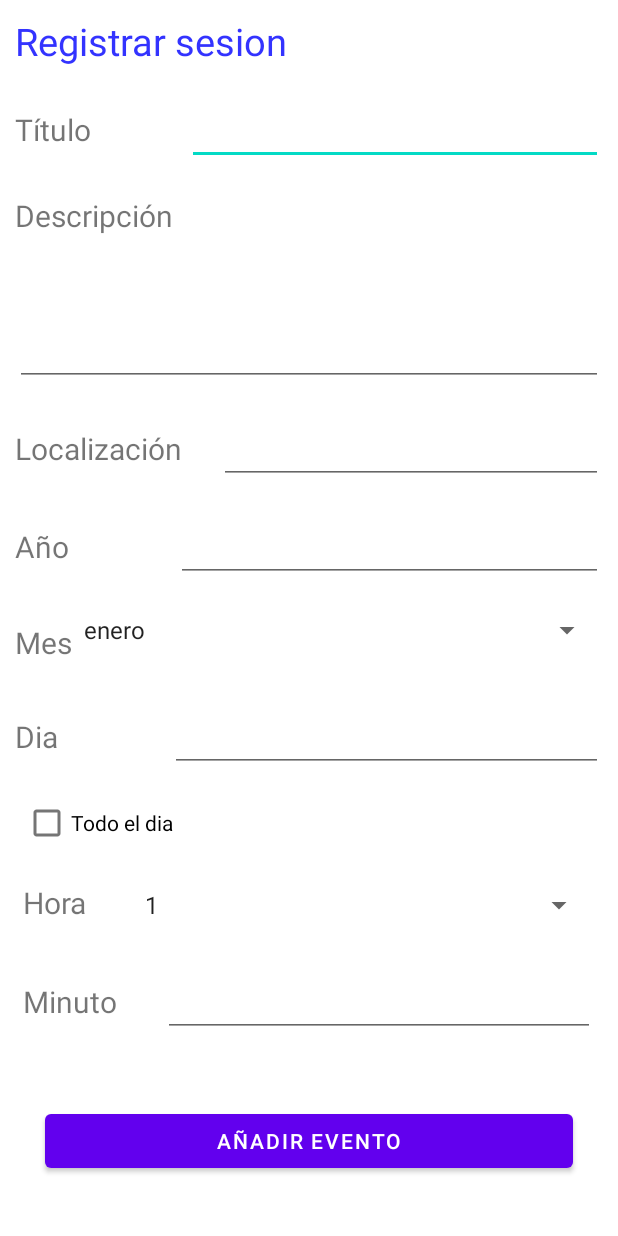
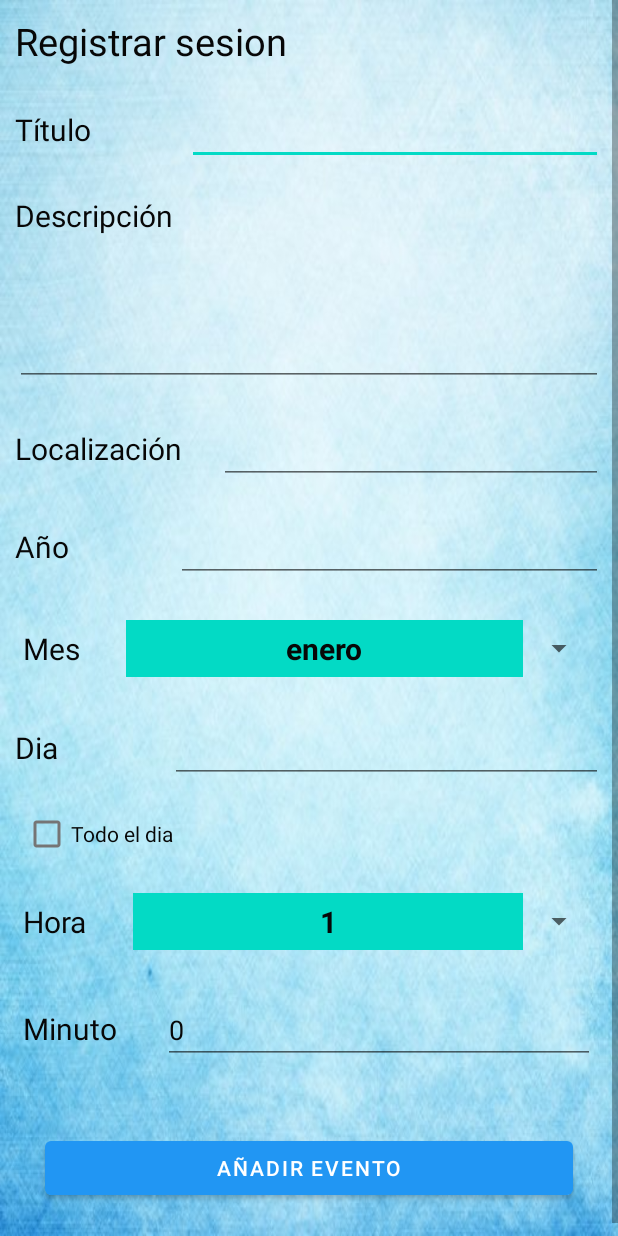
Before and after one commit to felix0821/Tutoria_App_ProyectoFinal_IDNP, an Android app: the fragment SessionFragmentView shown on its own in the app's theme, on a phone screen of 412 x 824 dp. Run offline under Robolectric (Android 15) with nearby library versions, the phone set to English and light mode, and no system bars.

Commit message:
Version Final Funcional

```diff
--- a/app/src/main/java/com/idnp/tutoria_proyecto_final_idnp/views/ForumFragmentView.java
+++ b/app/src/main/java/com/idnp/tutoria_proyecto_final_idnp/views/ForumFragmentView.java
@@ -102,6 +102,7 @@ public class ForumFragmentView extends Fragment implements Forum.View{
         sendButton = (Button) view.findViewById(R.id.sendButton);
         presenter = new ForumPresenter(this);
         session = getContext().getSharedPreferences("session", Context.MODE_PRIVATE);
+        recycler = (RecyclerView) view.findViewById(R.id.recyclerComments);
         presenter.chargePreferences(session);
 
         /*db.collection("forums").get()
--- a/app/src/main/java/com/idnp/tutoria_proyecto_final_idnp/views/SessionFragment.java
+++ b/app/src/main/java/com/idnp/tutoria_proyecto_final_idnp/views/SessionFragmentView.java
@@ -25,10 +25,10 @@ import java.util.Calendar;
 
 /**
  * A simple {@link Fragment} subclass.
- * Use the {@link SessionFragment#newInstance} factory method to
+ * Use the {@link SessionFragmentView#newInstance} factory method to
  * create an instance of this fragment.
  */
-public class SessionFragment extends Fragment {
+public class SessionFragmentView extends Fragment {
 
     // TODO: Rename parameter arguments, choose names that match
     // the fragment initialization parameters, e.g. ARG_ITEM_NUMBER
@@ -50,7 +50,7 @@ public class SessionFragment extends Fragment {
     EditText descripcion = null;
     EditText localizacion = null;
 
-    public SessionFragment() {
+    public SessionFragmentView() {
         // Required empty public constructor
     }
 
@@ -63,8 +63,8 @@ public class SessionFragment extends Fragment {
      * @return A new instance of fragment SessionFragment.
      */
     // TODO: Rename and change types and number of parameters
-    public static SessionFragment newInstance(String param1, String param2) {
-        SessionFragment fragment = new SessionFragment();
+    public static SessionFragmentView newInstance(String param1, String param2) {
+        SessionFragmentView fragment = new SessionFragmentView();
         Bundle args = new Bundle();
         args.putString(ARG_PARAM1, param1);
         args.putString(ARG_PARAM2, param2);
@@ -102,16 +102,17 @@ public class SessionFragment extends Fragment {
         localizacion = (EditText) view.findViewById(R.id.etLocation);
         agregar = (Button) view.findViewById(R.id.addSessionButton);
 
-        ArrayAdapter<CharSequence> adapmes = ArrayAdapter.createFromResource(getContext(), R.array.meses,android.R.layout.simple_spinner_item);
+        ArrayAdapter<CharSequence> adapmes = ArrayAdapter.createFromResource(getContext(), R.array.meses,  R.layout.spinner_item);
         mes.setAdapter(adapmes); //Llenar Spinner de mes
 
-        ArrayAdapter<CharSequence> adaphora = ArrayAdapter.createFromResource(getContext(), R.array.horas,android.R.layout.simple_spinner_item);
+        ArrayAdapter<CharSequence> adaphora = ArrayAdapter.createFromResource(getContext(), R.array.horas,  R.layout.spinner_item);
         hora.setAdapter(adaphora);//Llenar Spinner de horas
 
         agregar.setOnClickListener(new View.OnClickListener() {
 
             @Override
             public void onClick(View v) {
+
                 createSession();
             }
         });
@@ -151,7 +152,7 @@ public class SessionFragment extends Fragment {
             } catch (Exception e) {
                 año.setText("");
                 dia.setText("");
-                Toast.makeText(getActivity().getApplicationContext(), "Fecha Inválida", Toast.LENGTH_LONG).show();
+                Toast.makeText(getContext(), "Fecha Inválida", Toast.LENGTH_LONG).show();
             }
         }
 
--- a/app/src/main/res/drawable/diseno_botoncircular_inicio.xml
+++ b/app/src/main/res/drawable/diseno_botoncircular_inicio.xml
@@ -1,8 +1,8 @@
 <?xml version="1.0" encoding="utf-8"?>
 <shape xmlns:android="http://schemas.android.com/apk/res/android">
     <solid
-
         android:color="#2196F3"
+        android:textColor="#070707"
         />
     <corners
         android:radius="60dp"
--- a/app/src/main/res/layout/fragment_forum_view.xml
+++ b/app/src/main/res/layout/fragment_forum_view.xml
@@ -25,6 +25,7 @@
         android:layout_width="391dp"
         android:layout_height="0dp"
         android:layout_marginTop="16dp"
+
         app:layout_constraintBottom_toTopOf="@+id/constraintLayout"
         app:layout_constraintEnd_toEndOf="parent"
         app:layout_constraintHorizontal_bias="0.444"
--- a/app/src/main/res/layout/fragment_session.xml
+++ b/app/src/main/res/layout/fragment_session.xml
@@ -1,9 +1,11 @@
 <?xml version="1.0" encoding="utf-8"?>
-<FrameLayout xmlns:android="http://schemas.android.com/apk/res/android"
+<RelativeLayout xmlns:android="http://schemas.android.com/apk/res/android"
+    xmlns:app="http://schemas.android.com/apk/res-auto"
     xmlns:tools="http://schemas.android.com/tools"
     android:layout_width="match_parent"
     android:layout_height="match_parent"
-    tools:context=".views.SessionFragment">
+    android:background="@drawable/depositphotos_55447983_stock_photo_abstract_light_blue_background"
+    tools:context=".views.SessionFragmentView">
 
     <ScrollView
         android:layout_width="match_parent"
@@ -26,7 +28,7 @@
                     android:layout_height="wrap_content"
                     android:layout_margin="10dp"
                     android:text="Registrar sesion"
-                    android:textColor="#33F"
+                    android:textColor="#070707"
                     android:textSize="25sp"
 
                     />
@@ -44,7 +46,8 @@
                     android:layout_height="wrap_content"
                     android:layout_weight="1"
                     android:text="Título"
-                    android:textSize="20sp"/>
+                    android:textColor="#070707"
+                    android:textSize="20sp" />
 
                 <EditText
                     android:id="@+id/etTitulo"
@@ -52,7 +55,7 @@
                     android:layout_height="wrap_content"
                     android:layout_weight="1"
                     android:ems="10"
-                    />
+                    android:textColor="#070707" />
 
             </LinearLayout>
 
@@ -68,14 +71,15 @@
                     android:layout_height="wrap_content"
                     android:layout_weight="1"
                     android:text="Descripción"
-                    android:textSize="20sp"/>
+                    android:textColor="#070707"
+                    android:textSize="20sp" />
 
                 <EditText
                     android:id="@+id/etDescripcion"
                     android:layout_width="match_parent"
                     android:layout_height="100dp"
                     android:inputType="textMultiLine"
-                    />
+                    android:textColor="#070707" />
 
 
             </LinearLayout>
@@ -91,7 +95,8 @@
                     android:layout_width="136dp"
                     android:layout_height="wrap_content"
                     android:text="Localización"
-                    android:textSize="20sp"/>
+                    android:textColor="#070707"
+                    android:textSize="20sp" />
 
                 <EditText
                     android:id="@+id/etLocation"
@@ -99,7 +104,7 @@
                     android:layout_height="wrap_content"
                     android:layout_weight="1"
                     android:ems="10"
-                    />
+                    android:textColor="#070707" />
 
             </LinearLayout>
 
@@ -116,6 +121,7 @@
                     android:layout_height="wrap_content"
                     android:layout_weight="1"
                     android:text="Año"
+                    android:textColor="#070707"
                     android:textSize="20sp" />
 
                 <EditText
@@ -125,29 +131,29 @@
                     android:layout_weight="1"
                     android:ems="10"
                     android:inputType="number"
-                    />
+                    android:textColor="#070707" />
             </LinearLayout>
 
             <LinearLayout
                 android:layout_width="match_parent"
-                android:layout_height="41dp"
-                android:layout_margin="10dp"
-                android:layout_weight="0.05"
+                android:layout_height="wrap_content"
                 android:orientation="horizontal">
 
                 <TextView
                     android:id="@+id/textView3"
                     android:layout_width="wrap_content"
                     android:layout_height="wrap_content"
-                    android:layout_gravity="center_vertical"
-
+                    android:layout_margin="15dp"
                     android:text="Mes"
+                    android:textColor="#070707"
                     android:textSize="20sp" />
 
                 <Spinner
                     android:id="@+id/spMes"
                     android:layout_width="match_parent"
-                    android:layout_height="wrap_content"/>
+                    android:layout_height="wrap_content"
+                    android:textAlignment="center"
+                    android:layout_margin="15dp" />
             </LinearLayout>
 
             <LinearLayout
@@ -163,6 +169,7 @@
                     android:layout_height="wrap_content"
                     android:layout_weight="1"
                     android:text="Dia"
+                    android:textColor="#070707"
                     android:textSize="20sp" />
 
                 <EditText
@@ -172,7 +179,7 @@
                     android:layout_weight="1"
                     android:ems="10"
                     android:inputType="number"
-                    />
+                    android:textColor="#070707" />
             </LinearLayout>
 
             <LinearLayout
@@ -186,7 +193,8 @@
                     android:layout_height="wrap_content"
                     android:layout_marginLeft="15dp"
                     android:layout_weight="1"
-                    android:text="Todo el dia" />
+                    android:text="Todo el dia"
+                    android:textColor="#070707" />
             </LinearLayout>
 
             <LinearLayout
@@ -199,13 +207,14 @@
                     android:layout_height="wrap_content"
                     android:layout_margin="15dp"
                     android:text="Hora"
+                    android:textColor="#070707"
                     android:textSize="20sp" />
 
                 <Spinner
                     android:id="@+id/spHora"
                     android:layout_width="match_parent"
                     android:layout_height="wrap_content"
-                    android:layout_margin="15dp"/>
+                    android:layout_margin="15dp" />
 
 
             </LinearLayout>
@@ -220,8 +229,8 @@
                     android:layout_height="wrap_content"
                     android:layout_margin="15dp"
                     android:text="Minuto"
-                    android:textSize="20sp"
-                    />
+                    android:textColor="#070707"
+                    android:textSize="20sp" />
 
                 <EditText
                     android:id="@+id/etMinuto"
@@ -229,7 +238,8 @@
                     android:layout_height="wrap_content"
                     android:layout_margin="15dp"
                     android:inputType="number"
-                    />
+                    android:text="0"
+                    android:textColor="#070707" />
 
             </LinearLayout>
 
@@ -255,4 +265,4 @@
 
     </ScrollView>
 
-</FrameLayout>
+</RelativeLayout>
--- /dev/null
+++ b/app/src/main/res/layout/spinner_item.xml
@@ -0,0 +1,13 @@
+<?xml version="1.0" encoding="utf-8"?>
+
+<TextView xmlns:android="http://schemas.android.com/apk/res/android"
+    android:layout_width="match_parent"
+    android:layout_height="wrap_content"
+    android:background="@color/teal_200"
+    android:backgroundTintMode="add"
+    android:color="@color/teal_200"
+    android:gravity="center"
+    android:padding="5dip"
+    android:textColor="#070707"
+    android:textSize="20sp"
+    android:textStyle="bold" />
--- a/app/src/main/res/menu/bottom_navigation.xml
+++ b/app/src/main/res/menu/bottom_navigation.xml
@@ -9,7 +9,7 @@
     <item
         android:id="@+id/mapsFragment"
         android:icon="@android:drawable/ic_menu_add"
-        android:title="Mapa"/>
+        android:title="Calendario"/>
 
     <item
         android:id="@+id/forumFragment"
--- a/app/src/main/res/values/themes.xml
+++ b/app/src/main/res/values/themes.xml
@@ -2,7 +2,7 @@
     <!-- Base application theme. -->
     <style name="Theme.Tutoria_Proyecto_Final_IDNP" parent="Theme.MaterialComponents.DayNight.NoActionBar">
         <!-- Primary brand color. -->
-        <item name="colorPrimary">@color/purple_500</item>
+        <item name="colorPrimary">#2196F3</item>
         <item name="colorPrimaryVariant">@color/purple_700</item>
         <item name="colorOnPrimary">@color/white</item>
         <!-- Secondary brand color. -->
```
Also changed, not shown: app/src/main/java/com/idnp/tutoria_proyecto_final_idnp/views/MainActivity.java (+4 -4 lines), app/src/main/java/com/idnp/tutoria_proyecto_final_idnp/views/MainFragmentView.java (+0 -9 lines), app/src/main/res/layout/fragment_main_view.xml (+9 -14 lines), app/src/main/res/layout/item_comment.xml (+5 -4 lines).
